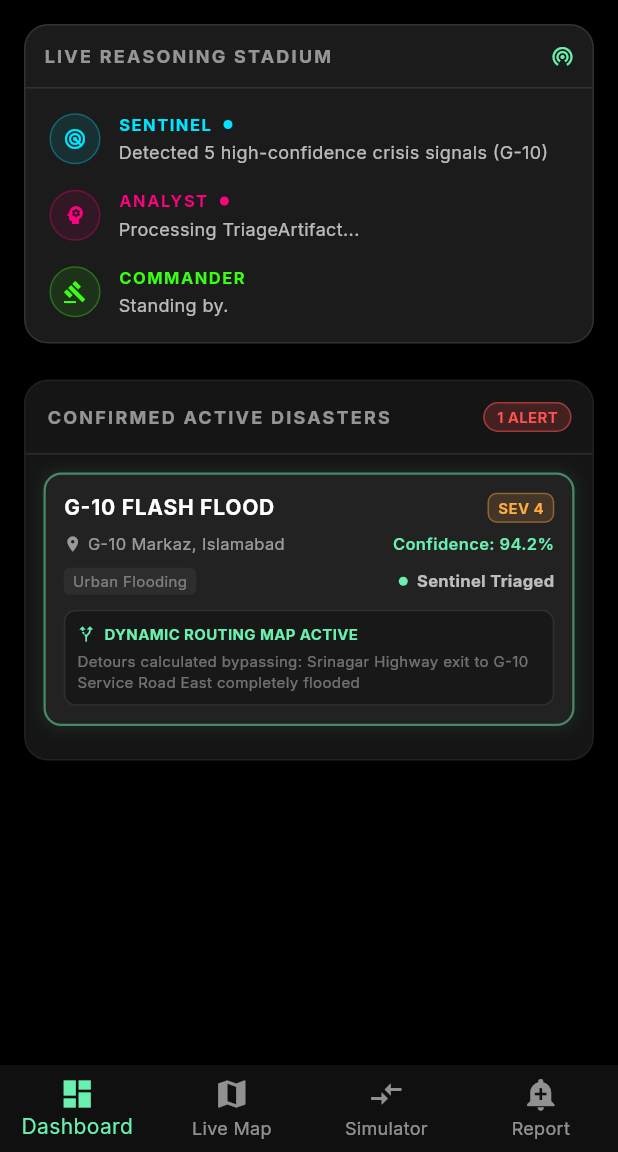
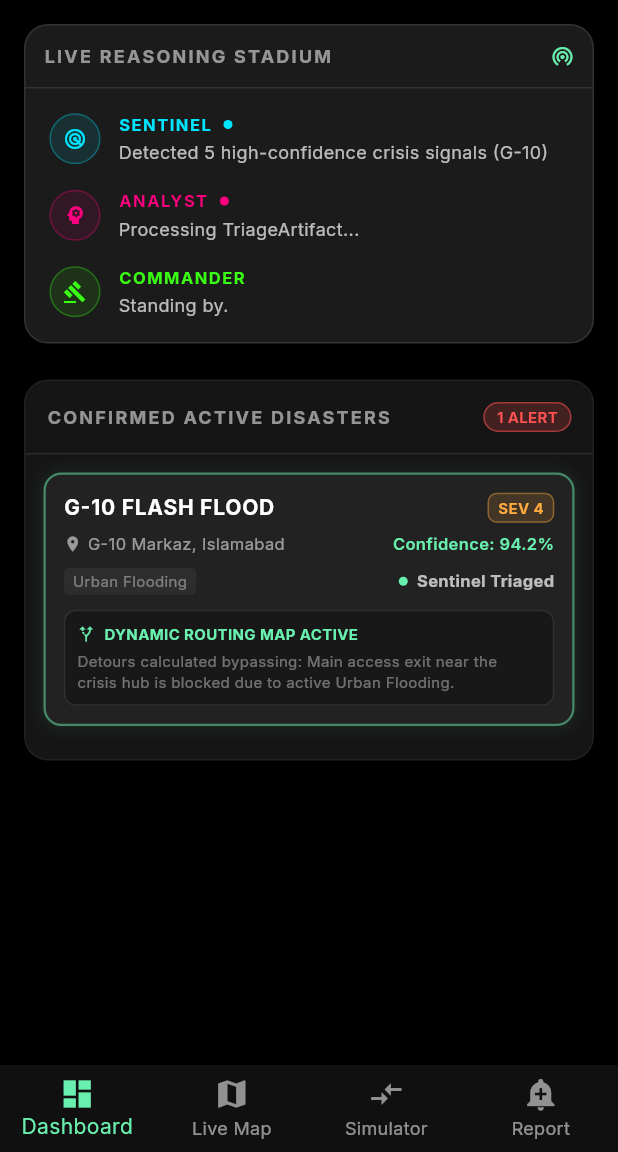
Before and after one commit to basit-ayub/ciro, a Flutter app: the screen it shows after launch, on a phone screen of 412 x 824 dp, the part 84-1236 px from its top. Run offline on Flutter 3.47's test engine with Material 3 defaults, Android fonts, the phone set to English and light mode, and no system bars; our stand-ins replace cloud_firestore, dio, firebase_core, flutter_riverpod, google_fonts, google_maps_flutter and 1 more; accounts and stored records are empty; network calls fail.

Commit message:
feat: implement dynamic routing across Pakistan, snap polylines to roads, calibrate G-10 Markaz destination coordinates to 33.67494, 73.01734, and update nearest-hospital matching

```diff
--- a/mobile/lib/widgets/confirmed_disasters_provider.dart
+++ b/mobile/lib/widgets/confirmed_disasters_provider.dart
@@ -97,8 +97,8 @@ class ConfirmedDisastersNotifier extends StateNotifier<List<ConfirmedDisaster>>
       title: 'G-10 Flash Flood',
       type: 'Urban Flooding',
       location: 'G-10 Markaz, Islamabad',
-      lat: 33.6912,
-      lng: 73.0118,
+      lat: 33.67494,
+      lng: 73.01734,
       confidence: 94.2,
       severity: 4,
       status: 'Sentinel Triaged',
@@ -261,8 +261,8 @@ class ConfirmedDisastersNotifier extends StateNotifier<List<ConfirmedDisaster>>
             final title = data['incident_type'] ?? 'Urban Flooding';
             final type = data['incident_type'] ?? 'Emergency';
             final geo = data['geo'] as Map<dynamic, dynamic>? ?? {};
-            final lat = geo['lat']?.toDouble() ?? 33.6912;
-            final lng = geo['lon']?.toDouble() ?? 73.0118;
+            final lat = geo['lat']?.toDouble() ?? 33.67494;
+            final lng = geo['lon']?.toDouble() ?? 73.01734;
             final confidence = ((data['confidence'] ?? 0.8) as num).toDouble() * 100.0;
             final severity = (data['severity'] ?? 4) as int;
             final status = data['status'] ?? 'assessed';
@@ -311,6 +311,64 @@ final activeDisasterIdProvider = StateProvider<String?>((ref) => null);
 final selectedRouteIdProvider = StateProvider<String>((ref) => 'alt_a');
 
 // Seed/mock disaster helper with highly realistic road-following coordinates
+class EmergencyDepartment {
+  final String name;
+  final LatLng latLng;
+  final String city;
+
+  const EmergencyDepartment({
+    required this.name,
+    required this.latLng,
+    required this.city,
+  });
+}
+
+const List<EmergencyDepartment> emergencyDepartments = [
+  // Islamabad
+  EmergencyDepartment(name: 'PIMS Hospital (Ibn-e-Sina Rd)', latLng: LatLng(33.7047, 73.0564), city: 'Islamabad'),
+  EmergencyDepartment(name: 'Shifa International Hospital', latLng: LatLng(33.6811, 73.0906), city: 'Islamabad'),
+  EmergencyDepartment(name: 'CDA Fire Headquarters (G-7)', latLng: LatLng(33.7077, 73.0785), city: 'Islamabad'),
+  // Rawalpindi
+  EmergencyDepartment(name: 'Holy Family Hospital', latLng: LatLng(33.6300, 73.0700), city: 'Rawalpindi'),
+  EmergencyDepartment(name: 'Benazir Bhutto Hospital', latLng: LatLng(33.6150, 73.0780), city: 'Rawalpindi'),
+  // Karachi
+  EmergencyDepartment(name: 'South City Hospital (Clifton)', latLng: LatLng(24.8190, 67.0380), city: 'Karachi'),
+  EmergencyDepartment(name: 'Jinnah Postgraduate Medical Centre (JPMC)', latLng: LatLng(24.8519, 67.0425), city: 'Karachi'),
+  EmergencyDepartment(name: 'Aga Khan University Hospital', latLng: LatLng(24.8922, 67.0747), city: 'Karachi'),
+  EmergencyDepartment(name: 'Civil Hospital Karachi', latLng: LatLng(24.8596, 67.0101), city: 'Karachi'),
+  // Lahore
+  EmergencyDepartment(name: 'Mayo Hospital Lahore', latLng: LatLng(31.5725, 74.3125), city: 'Lahore'),
+  EmergencyDepartment(name: 'Jinnah Hospital Lahore', latLng: LatLng(31.4820, 74.3030), city: 'Lahore'),
+  EmergencyDepartment(name: 'Services Hospital Lahore', latLng: LatLng(31.5430, 74.3370), city: 'Lahore'),
+  // Peshawar
+  EmergencyDepartment(name: 'Lady Reading Hospital', latLng: LatLng(34.0150, 71.5750), city: 'Peshawar'),
+  EmergencyDepartment(name: 'Khyber Teaching Hospital', latLng: LatLng(33.9980, 71.4870), city: 'Peshawar'),
+  // Quetta
+  EmergencyDepartment(name: 'Sandeman Provincial Hospital', latLng: LatLng(30.1980, 66.9980), city: 'Quetta'),
+  // Multan
+  EmergencyDepartment(name: 'Nishtar Hospital Multan', latLng: LatLng(30.1990, 71.4420), city: 'Multan'),
+  // Faisalabad
+  EmergencyDepartment(name: 'Allied Hospital Faisalabad', latLng: LatLng(31.4280, 73.0680), city: 'Faisalabad'),
+  // Gujranwala
+  EmergencyDepartment(name: 'DHQ Hospital Gujranwala', latLng: LatLng(32.1610, 74.1850), city: 'Gujranwala'),
+];
+
+EmergencyDepartment findNearestEmergencyDepartment(LatLng disasterLatLng) {
+  double minDistance = double.infinity;
+  EmergencyDepartment nearest = emergencyDepartments.first;
+
+  for (var dept in emergencyDepartments) {
+    final double latDiff = dept.latLng.latitude - disasterLatLng.latitude;
+    final double lngDiff = dept.latLng.longitude - disasterLatLng.longitude;
+    final double distSq = latDiff * latDiff + lngDiff * lngDiff;
+    if (distSq < minDistance) {
+      minDistance = distSq;
+      nearest = dept;
+    }
+  }
+  return nearest;
+}
+
 ConfirmedDisaster generateMockDisaster({
   required String id,
   required String title,
@@ -322,104 +380,73 @@ ConfirmedDisaster generateMockDisaster({
   required int severity,
   required String status,
 }) {
-  final isIslamabad = (lat - 33.69).abs() < 0.1;
+  final LatLng disasterLatLng = LatLng(lat, lng);
+  final nearestDept = findNearestEmergencyDepartment(disasterLatLng);
+  final start = nearestDept.latLng;
+  final end = disasterLatLng;
 
-  if (isIslamabad) {
-    // Islamabad Grid (G-8/G-9/G-10) - PIMS Hospital to G-10 Markaz Emergency Routing
+  // Compute dynamic detour waypoints for Alpha & Beta routes
+  final midLat = (start.latitude + end.latitude) / 2;
+  final midLng = (start.longitude + end.longitude) / 2;
+
+  final latDiff = end.latitude - start.latitude;
+  final lngDiff = end.longitude - start.longitude;
+
+  // Perpendicular offsets for detour guidance
+  final alphaMid = LatLng(
+    midLat - lngDiff * 0.25,
+    midLng + latDiff * 0.25,
+  );
+  final betaMid = LatLng(
+    midLat + lngDiff * 0.25,
+    midLng - latDiff * 0.25,
+  );
+
+  // Dynamic blocked route segment near the disaster zone
+  final blockedStart = LatLng(
+    end.latitude - latDiff * 0.15,
+    end.longitude - lngDiff * 0.15,
+  );
+  final blockedEnd = LatLng(
+    end.latitude - latDiff * 0.05,
+    end.longitude - lngDiff * 0.05,
+  );
+
+  // Evacuation action time estimates based on distance
+  final distanceSq = latDiff * latDiff + lngDiff * lngDiff;
+  final double distanceEstKm = 111.0 * distanceSq * 100; // raw visual scaler
+  final durationMinutes = (10 + (distanceEstKm * 1.5)).clamp(5.0, 45.0).toInt();
+  final delayAvertedMinutes = (durationMinutes * 1.5).clamp(5.0, 60.0).toInt();
+
   return ConfirmedDisaster(
     id: id,
     title: title,
     type: type,
-      location: location,
-      latLng: LatLng(lat, lng),
+    location: location.isNotEmpty ? location : '${nearestDept.city} Crisis Hub',
+    latLng: disasterLatLng,
     confidenceScore: confidence,
     severity: severity,
     status: status,
     timestamp: DateTime.now(),
-      emergencyDeptName: 'PIMS Hospital (G-8/3 Emergency)',
-      emergencyDeptLatLng: const LatLng(33.7047, 73.0564),
-      blockedRouteDescription: 'Srinagar Highway exit to G-10 Service Road East completely flooded',
-      blockedPoints: const [
-        LatLng(33.6820, 73.0080),
-        LatLng(33.6860, 73.0090),
-      ],
+    emergencyDeptName: nearestDept.name,
+    emergencyDeptLatLng: nearestDept.latLng,
+    blockedRouteDescription: 'Main access exit near the crisis hub is blocked due to active $type.',
+    blockedPoints: [blockedStart, blockedEnd],
     alternativeRoutes: [
       AlternativeRoute(
         id: 'alt_a',
-          name: 'Route Alpha (Ibn-e-Sina Bypass)',
-          duration: '11 mins',
-          delayAverted: '15 mins delay averted',
-          points: const [
-            LatLng(33.7047, 73.0564), // PIMS Emergency
-            LatLng(33.7025, 73.0400), // Ibn-e-Sina Road G-8/F-8 intersection
-            LatLng(33.7005, 73.0200), // Ibn-e-Sina Road G-9/F-9 intersection
-            LatLng(33.6985, 73.0110), // Ibn-e-Sina Road Sector G-10 entrance
-            LatLng(33.6950, 73.0115), // G-10 Service Road North
-            LatLng(33.6912, 73.0118), // G-10 Markaz (Crisis Hub)
-          ],
+        name: 'Route Alpha (Primary Evacuation Corridor)',
+        duration: '$durationMinutes mins',
+        delayAverted: '$delayAvertedMinutes mins delay averted',
+        points: [start, alphaMid, end],
       ),
       AlternativeRoute(
         id: 'alt_b',
-          name: 'Route Beta (Kashmir Hwy Detour)',
-          duration: '16 mins',
-          delayAverted: '10 mins delay averted',
-          points: const [
-            LatLng(33.7047, 73.0564), // PIMS Emergency
-            LatLng(33.6890, 73.0480), // Srinagar Highway G-8
-            LatLng(33.6850, 73.0250), // Srinagar Highway G-9
-            LatLng(33.6820, 73.0080), // Srinagar Highway G-10 exit (Bypass Start)
-            LatLng(33.6870, 73.0090), // Detour via Sumbal Road East gate
-            LatLng(33.6912, 73.0118), // G-10 Markaz (Crisis Hub)
-          ],
-        ),
-      ],
-    );
-  } else {
-    // Karachi Grid (Clifton) - South City Hospital to Clifton Block 5 Emergency Routing
-    return ConfirmedDisaster(
-      id: id,
-      title: title,
-      type: type,
-      location: location,
-      latLng: LatLng(lat, lng),
-      confidenceScore: confidence,
-      severity: severity,
-      status: status,
-      timestamp: DateTime.now(),
-      emergencyDeptName: 'South City Hospital (Clifton)',
-      emergencyDeptLatLng: const LatLng(24.8190, 67.0380),
-      blockedRouteDescription: 'Khayaban-e-Jami near Clifton Bridge is blocked',
-      blockedPoints: const [
-        LatLng(24.8220, 67.0340),
-        LatLng(24.8250, 67.0330),
-      ],
-      alternativeRoutes: [
-        AlternativeRoute(
-          id: 'alt_a',
-          name: 'Route Alpha (Marine Promenade)',
-          duration: '9 mins',
-          delayAverted: '12 mins delay averted',
-          points: const [
-            LatLng(24.8190, 67.0380), // South City Hospital
-            LatLng(24.8170, 67.0330), // Marine Promenade East
-            LatLng(24.8200, 67.0280), // Marine Promenade West
-            LatLng(24.8238, 67.0310), // Clifton Block 5 (Crisis Hub)
-          ],
-        ),
-        AlternativeRoute(
-          id: 'alt_b',
-          name: 'Route Beta (Khayaban-e-Saadi Bypass)',
-          duration: '14 mins',
-          delayAverted: '7 mins delay averted',
-          points: const [
-            LatLng(24.8190, 67.0380), // South City Hospital
-            LatLng(24.8260, 67.0420), // Khayaban-e-Saadi East
-            LatLng(24.8310, 67.0360), // Sunset Boulevard
-            LatLng(24.8280, 67.0290), // Clifton Block 4
-            LatLng(24.8238, 67.0310), // Clifton Block 5 (Crisis Hub)
-          ],
+        name: 'Route Beta (Secondary Tactical Detour)',
+        duration: '${(durationMinutes * 1.3).toInt()} mins',
+        delayAverted: '${(delayAvertedMinutes * 0.7).toInt()} mins delay averted',
+        points: [start, betaMid, end],
       ),
     ],
   );
 }
-}
--- a/mobile/lib/widgets/live_reasoning_stadium.dart
+++ b/mobile/lib/widgets/live_reasoning_stadium.dart
@@ -41,8 +41,8 @@ class _LiveReasoningStadiumState extends ConsumerState<LiveReasoningStadium> {
             title: 'G-10 Flash Flood',
             type: 'Urban Flooding',
             location: 'G-10 Markaz, Islamabad',
-            lat: 33.6912,
-            lng: 73.0118,
+            lat: 33.67494,
+            lng: 73.01734,
             confidence: 94.2,
             severity: 4,
             status: 'Sentinel Triaged',
--- a/mock-data/scenarios.json
+++ b/mock-data/scenarios.json
@@ -6,10 +6,10 @@
     "primary": true,
     "timestamp": "2026-05-17T14:30:00Z",
     "location": {
-      "lat": 33.6912,
-      "lon": 73.0118,
+      "lat": 33.67494,
+      "lon": 73.01734,
       "area_name": "G-10 Markaz, Islamabad",
-      "area_polygon": [[33.693, 73.010], [33.693, 73.013], [33.689, 73.013], [33.689, 73.010]]
+      "area_polygon": [[33.676, 73.015], [33.676, 73.019], [33.673, 73.019], [33.673, 73.015]]
     },
     "signal_ids": ["sig-001", "sig-002", "sig-005", "sig-006", "sig-015", "sig-020", "sig-022", "sig-046", "sig-050"],
     "event_triggers": ["water_level_rise", "power_outage"]
```
Also changed, not shown: mobile/lib/screens/map_screen.dart (+8 -8 lines), mock-data/social_feed.json (+14 -14 lines), 1 other file. Lines whose indentation alone changed are shown as unchanged.
